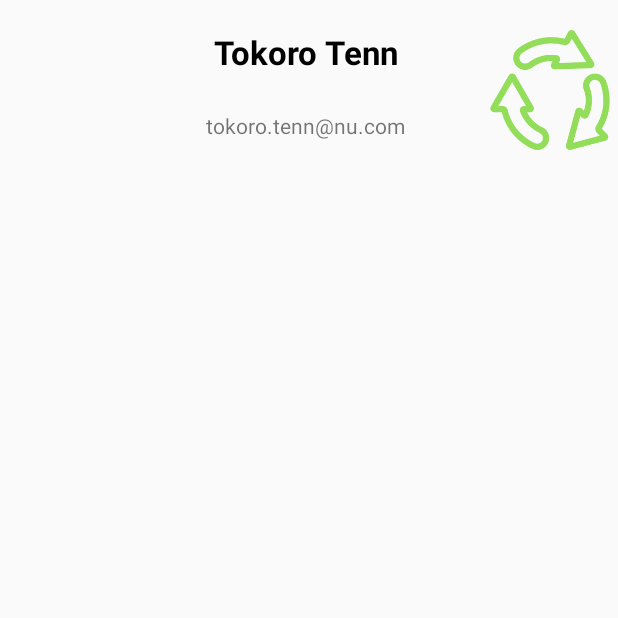
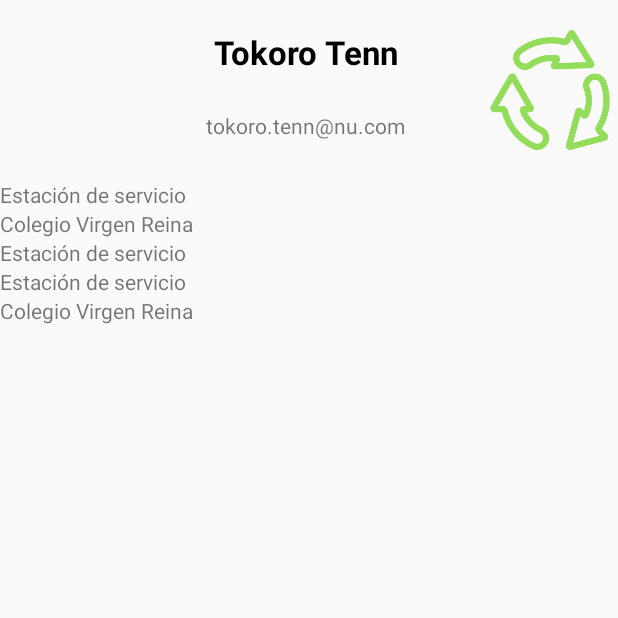
Before and after one commit to diego-mezquita/treelife, an Android app: the UserActivity screen opened directly, with no data from a screen before it, on a phone screen of 412 x 824 dp, the top half of it. Run offline under Robolectric (Android 15) with nearby library versions, the phone set to English and light mode, and no system bars; 5 statements that could not run were skipped.

Commit message:
DB connections and queries

```diff
--- a/app/src/main/java/diegomezquita/treelife/Interfaces/MainActivity.java
+++ b/app/src/main/java/diegomezquita/treelife/Interfaces/MainActivity.java
@@ -28,6 +28,8 @@ public class MainActivity extends AppCompatActivity {
         setContentView(R.layout.activity_main);
         Toolbar toolbar = (Toolbar) findViewById(R.id.toolbar);
         setSupportActionBar(toolbar);
+
+
 
         FloatingActionButton fab = (FloatingActionButton) findViewById(R.id.fab);
         fab.setOnClickListener(new View.OnClickListener() {
--- a/app/src/main/java/diegomezquita/treelife/Interfaces/RecycleInMenuCreateContainerActivity.java
+++ b/app/src/main/java/diegomezquita/treelife/Interfaces/RecycleInMenuCreateContainerActivity.java
@@ -62,7 +62,7 @@ public class RecycleInMenuCreateContainerActivity extends Activity {
         // Get the lat and lng of the address specified
 
         //Creation of the container TODO constructor with lat-lng after complete TODO right before
-        Container newContainer = new Container(locationString, placeString, typeString, getApplicationContext());
+        Container newContainer = new Container(locationString, 0.0, 0.0, placeString, typeString, getApplicationContext());
 
         // TODO: Saving the new container in the database - do it in Container class
 
--- a/app/src/main/java/diegomezquita/treelife/Interfaces/UserActivity.java
+++ b/app/src/main/java/diegomezquita/treelife/Interfaces/UserActivity.java
@@ -7,14 +7,23 @@ import android.graphics.BitmapFactory;
 import android.net.Uri;
 import android.os.Bundle;
 import android.provider.MediaStore;
+import android.support.annotation.NonNull;
 import android.view.View;
 import android.widget.ImageView;
+import android.widget.LinearLayout;
 import android.widget.TextView;
 
 import java.io.FileNotFoundException;
 import java.io.IOException;
+import java.util.ArrayList;
+import java.util.Collection;
+import java.util.Iterator;
+import java.util.List;
+import java.util.ListIterator;
 
 import diegomezquita.treelife.DatabaseAccess.DBHelper;
+import diegomezquita.treelife.Models.Container;
+import diegomezquita.treelife.Models.RecycleInAction;
 import diegomezquita.treelife.R;
 import diegomezquita.treelife.Models.User;
 
@@ -35,9 +44,15 @@ public class UserActivity extends Activity {
 
         this.user = User.getInstance();
         this.displayUserInfo();
+        this.displayHabitualContainers();
 
         DBHelper db = DBHelper.getInstance(getApplicationContext());
 
+        //List<RecycleInAction> actions_list = this.user.getActionsList();
+
+        // TODO display actions_list in the view - next line to remove
+        //actions_list = this.getUser().getActionsList();
+        this.displayActivity();
     }
 
     public void displayUserInfo() {
@@ -71,10 +86,74 @@ public class UserActivity extends Activity {
 
     }
 
+
+    public void displayHabitualContainers() {
+        // Get habitual containers list from DB via DBHelper
+
+        // By using the example in here:
+        // http://stackoverflow.com/questions/17160113/how-to-create-a-variable-number-of-textviews-in-android
+        // create programmatically the first 5
+    }
+
+    public void displayActivity() {
+        LinearLayout activityLayout = (LinearLayout) findViewById(R.id.activity_user__activity);
+
+        this.user.getActionsList();
+
+        // TODO this data is added to the db to be able to develop the listings
+        // "Calle Avilés, 17, Gijón", 43.5375589, -5.6715278, "Colegio Virgen Reina", "oil"
+        Container container_oil = new Container();
+        container_oil.setTitle("Calle Avilés, 17, Gijón");
+        container_oil.setPlace("Colegio Virgen Reina");
+        container_oil.setType("oil");
+
+        Container container_batteries = new Container();
+        container_batteries.setTitle("Avenida Portugal, 44, Gijón");
+        container_batteries.setPlace("Estación de servicio");
+        container_batteries.setType("battery");
+
+        List<RecycleInAction> recycleInActionList = new ArrayList<>();
+
+        recycleInActionList.add(new RecycleInAction(container_batteries, getApplicationContext()));
+        recycleInActionList.add(new RecycleInAction(container_oil, getApplicationContext()));
+        recycleInActionList.add(new RecycleInAction(container_batteries, getApplicationContext()));
+        recycleInActionList.add(new RecycleInAction(container_batteries, getApplicationContext()));
+        recycleInActionList.add(new RecycleInAction(container_oil, getApplicationContext()));
+        recycleInActionList.add(new RecycleInAction(container_oil, getApplicationContext()));
+        recycleInActionList.add(new RecycleInAction(container_batteries, getApplicationContext()));
+
+        DBHelper db = DBHelper.getInstance();
+
+        int maxActionsToDisplay = 5;
+
+        TextView[] textViews = new TextView[maxActionsToDisplay];
+        TextView tempTextView;
+
+        for (int i = 0; i < maxActionsToDisplay; i++) {
+            tempTextView = new TextView(this);
+
+            tempTextView.setText(recycleInActionList.get(i).getContainer().getPlace());
+
+            activityLayout.addView(tempTextView);
+
+            textViews[i] = tempTextView;
+        }
+
+    }
+
     public void goToRecycleIn(View view) {
         Intent intent = new Intent(this, RecycleInMenuActivity.class);
         startActivity(intent);
     }
 
+    public User getUser() {
+        return user;
+    }
+
+    public void setUser(User user) {
+        this.user = user;
+    }
+
+
 
 }
--- a/app/src/main/java/diegomezquita/treelife/Models/Containers.java
+++ b/app/src/main/java/diegomezquita/treelife/Models/Containers.java
@@ -16,6 +16,10 @@ public class Containers implements Parcelable {
 
     public Containers() {
         this.containerList = new ArrayList<>();
+    }
+
+    public Containers(ArrayList<Container> containerList) {
+        this.containerList = containerList;
     }
 
     public Containers(Parcel container_parcel) {
--- a/app/src/main/java/diegomezquita/treelife/Models/RecycleInAction.java
+++ b/app/src/main/java/diegomezquita/treelife/Models/RecycleInAction.java
@@ -12,6 +12,8 @@ public class RecycleInAction {
     private User user;
     private Container container;
     private Long id;
+    private Integer points;
+    private String time;
 
     public RecycleInAction() {
         this.setUser(User.getInstance());
@@ -28,7 +30,7 @@ public class RecycleInAction {
         this.container = container;
 
         DBHelper db = DBHelper.getInstance(context);
-        this.setId(db.createRecycleInAction(this, user, container));
+        this.setId(db.createRecycleInAction(this));
     }
 
     public User getUser() {
@@ -48,7 +50,28 @@ public class RecycleInAction {
     }
 
 
-    public Long getId() { return id; }
+    public Long getId() {
+        return id;
+    }
 
     public void setId(Long id) { this.id = id; }
+
+
+    public Integer getPoints() {
+        return points;
+    }
+
+    public void setPoints(Integer points) {
+        this.points = points;
+    }
+
+
+    public String getTime() {
+        return time;
+    }
+
+    public void setTime(String time) {
+        this.time = time;
+    }
+
 }
--- a/app/src/main/res/layout/activity_user.xml
+++ b/app/src/main/res/layout/activity_user.xml
@@ -241,6 +241,19 @@
 
         </LinearLayout>-->
 
+
+        <LinearLayout
+            android:id="@+id/activity_user__activity"
+            android:orientation="vertical"
+            android:layout_width="fill_parent"
+            android:layout_height="wrap_content"
+            android:layout_marginTop="120dp"
+            android:layout_marginRight="5dp">
+
+
+
+        </LinearLayout>
+
     </FrameLayout>
 
 </FrameLayout>
```
Also changed, not shown: app/src/main/java/diegomezquita/treelife/DatabaseAccess/DBHelper.java (+350 -15 lines), app/src/main/java/diegomezquita/treelife/Interfaces/ContainerActivity.java (+18 -2 lines), app/src/main/java/diegomezquita/treelife/Models/Container.java (+11 -3 lines), app/src/main/java/diegomezquita/treelife/Models/User.java (+21 -4 lines), 1 other file.
